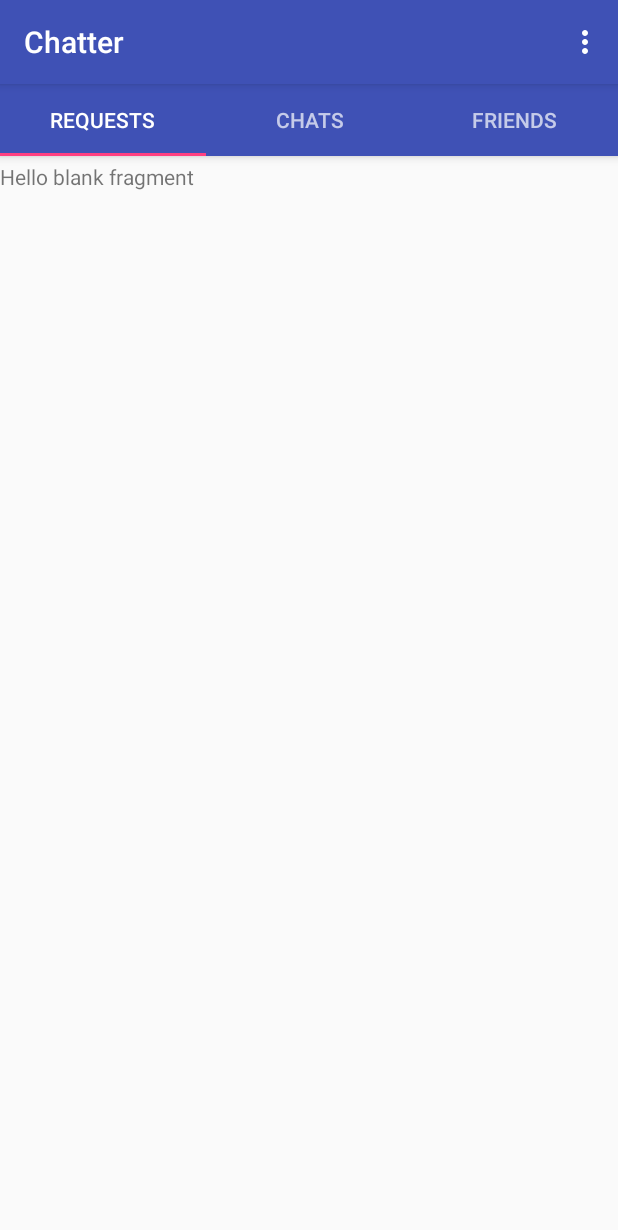
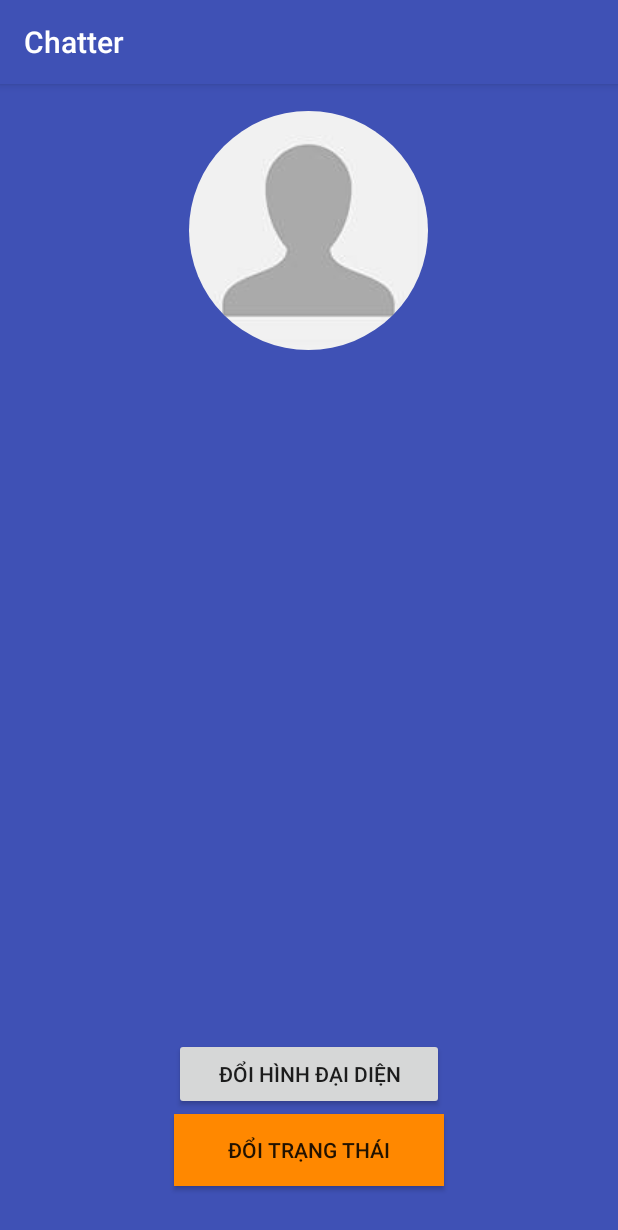
Before and after one commit to 4nmt/Chatter, an Android app: the screen it shows after launch once a user with an empty profile is signed in (MainActivity before the commit, SettingsActivity after it), in the options menu, after a tap on "Cài đặt", on a phone screen of 412 x 824 dp. Shown: the top 1230 px of the screen. Run offline under Robolectric (Android 15) with nearby library versions, the phone set to English and light mode, and no system bars; our stand-ins replace CircleImageView, Firebase (no records; nobody signed in at launch, a user with empty details on screens opened directly); 4 statements that could not run were skipped.

Commit message:
update to change status

```diff
--- a/app/build.gradle
+++ b/app/build.gradle
@@ -23,11 +23,13 @@ dependencies {
     implementation 'com.android.support:appcompat-v7:26.1.0'
     implementation 'com.android.support:design:26.1.0'
 
+    implementation 'com.google.firebase:firebase-messaging:15.0.0'
     implementation 'com.android.support.constraint:constraint-layout:1.1.0'
     implementation 'com.google.firebase:firebase-auth:15.0.0'
-    // compile 'com.google.firebase:firebase-core:15.0.0'
-
+    implementation 'com.google.firebase:firebase-core:15.0.0'
+    implementation 'de.hdodenhof:circleimageview:2.2.0'
     implementation 'com.android.support:support-v4:26.1.0'
+    implementation 'com.google.firebase:firebase-database:15.0.0'
     testImplementation 'junit:junit:4.12'
     androidTestImplementation 'com.android.support.test:runner:1.0.2'
     androidTestImplementation 'com.android.support.test.espresso:espresso-core:3.0.2'
--- a/app/src/main/java/com/example/luffy/chatter/MainActivity.java
+++ b/app/src/main/java/com/example/luffy/chatter/MainActivity.java
@@ -70,6 +70,11 @@ public class MainActivity extends AppCompatActivity {
             mAuth.signOut();
             LogOutUser();
         }
+        if(item.getItemId() == R.id.btn_setting){
+            Intent settingsIntent = new Intent(MainActivity.this,SettingsActivity.class);
+            startActivity(settingsIntent);
+           // finish();
+        }
         return  true;
     }
 
--- /dev/null
+++ b/app/src/main/java/com/example/luffy/chatter/SettingsActivity.java
@@ -0,0 +1,99 @@
+package com.example.luffy.chatter;
+
+import android.content.Intent;
+import android.support.v7.app.AppCompatActivity;
+import android.os.Bundle;
+import android.view.View;
+import android.widget.Button;
+import android.widget.TextView;
+import android.widget.Toast;
+
+import com.google.firebase.auth.FirebaseAuth;
+import com.google.firebase.auth.FirebaseUser;
+import com.google.firebase.database.DataSnapshot;
+import com.google.firebase.database.DatabaseError;
+import com.google.firebase.database.DatabaseReference;
+import com.google.firebase.database.FirebaseDatabase;
+import com.google.firebase.database.ValueEventListener;
+
+import java.util.HashMap;
+
+import de.hdodenhof.circleimageview.CircleImageView;
+
+public class SettingsActivity extends AppCompatActivity {
+
+    private DatabaseReference mUserDatabase;
+    private FirebaseUser mCurrentUser;
+
+
+    // android layout
+
+    private CircleImageView mDisplayImage;
+    private TextView mName;
+    private TextView mStatus;
+
+    Button btn_change_image;
+    Button btn_change_status;
+    @Override
+    protected void onCreate(Bundle savedInstanceState) {
+        super.onCreate(savedInstanceState);
+        setContentView(R.layout.activity_settings);
+
+        mDisplayImage = (CircleImageView) findViewById(R.id.setting_image);
+        mName = (TextView) findViewById(R.id.setting_display_name);
+        mStatus = (TextView) findViewById(R.id.setting_status);
+        btn_change_image = (Button) findViewById(R.id.btn_setting_avatar);
+        btn_change_status =(Button) findViewById(R.id.btn_setting_status);
+
+        btn_change_status.setOnClickListener(new View.OnClickListener() {
+            @Override
+            public void onClick(View v) {
+
+                String status_value = mStatus.getText().toString();
+
+                Intent statusIntent = new Intent(SettingsActivity.this,StatusActivity.class);
+                statusIntent.putExtra("status_value", status_value);
+                startActivity(statusIntent);
+            }
+        });
+
+        btn_change_image.setOnClickListener(new View.OnClickListener() {
+            @Override
+            public void onClick(View v) {
+
+            }
+        });
+
+
+        FirebaseUser current_user = FirebaseAuth.getInstance().getCurrentUser();
+        String uid = current_user.getUid();
+
+        mUserDatabase = FirebaseDatabase.getInstance().getReference().child("User").child(uid);
+
+        mUserDatabase.addValueEventListener(new ValueEventListener() {
+            @Override
+            public void onDataChange(DataSnapshot dataSnapshot) {
+
+                String name = dataSnapshot.child("name").getValue().toString();
+                String image = dataSnapshot.child("image").getValue().toString();
+                String status = dataSnapshot.child("status").getValue().toString();
+                String thumb_image = dataSnapshot.child("thumb_image").getValue().toString();
+
+
+                mName.setText(name);
+                mStatus.setText(status);
+
+            }
+
+            @Override
+            public void onCancelled(DatabaseError databaseError) {
+
+            }
+        });
+
+
+
+
+
+    }
+}
--- a/app/src/main/java/com/example/luffy/chatter/StartActivity.java
+++ b/app/src/main/java/com/example/luffy/chatter/StartActivity.java
@@ -24,10 +24,7 @@ public class StartActivity extends AppCompatActivity {
             @Override
             public void onClick(View v) {
                 Intent loginIntent = new Intent(StartActivity.this,LoginActivity.class);
-                loginIntent.addFlags( Intent.FLAG_ACTIVITY_NEW_TASK | Intent.FLAG_ACTIVITY_CLEAR_TASK);
                 startActivity(loginIntent);
-
-                finish();
             }
         });
 
@@ -35,10 +32,7 @@ public class StartActivity extends AppCompatActivity {
             @Override
             public void onClick(View v) {
                 Intent registerIntent = new Intent(StartActivity.this,RegisterActivity.class);
-                registerIntent.addFlags( Intent.FLAG_ACTIVITY_NEW_TASK  | Intent.FLAG_ACTIVITY_CLEAR_TASK);
                 startActivity(registerIntent);
-
-                finish();
             }
         });
 
--- /dev/null
+++ b/app/src/main/res/layout/activity_settings.xml
@@ -0,0 +1,61 @@
+<?xml version="1.0" encoding="utf-8"?>
+<RelativeLayout xmlns:android="http://schemas.android.com/apk/res/android"
+    xmlns:app="http://schemas.android.com/apk/res-auto"
+    xmlns:tools="http://schemas.android.com/tools"
+    android:layout_width="match_parent"
+    android:layout_height="match_parent"
+    android:background="@color/colorPrimary"
+    tools:context=".SettingsActivity">
+
+    <de.hdodenhof.circleimageview.CircleImageView
+        android:id="@+id/setting_image"
+        android:layout_width="wrap_content"
+        android:layout_height="wrap_content"
+        android:layout_alignParentTop="true"
+        android:layout_centerHorizontal="true"
+        android:layout_marginTop="18dp"
+        android:src="@drawable/avatar_default" />
+
+    <TextView
+        android:id="@+id/setting_display_name"
+        android:layout_width="wrap_content"
+        android:layout_height="wrap_content"
+        android:layout_alignParentTop="true"
+
+
+        android:layout_centerHorizontal="true"
+        android:layout_marginTop="187dp"
+        android:text="Tên hiển thị"
+        android:textColor="@android:color/background_light"
+        android:textSize="24sp" />
+
+    <TextView
+        android:id="@+id/setting_status"
+        android:layout_width="wrap_content"
+        android:layout_height="wrap_content"
+        android:layout_alignParentTop="true"
+        android:layout_centerHorizontal="true"
+        android:layout_marginTop="226dp"
+        android:text="Xin chào"
+        android:textColor="@android:color/background_light" />
+
+    <Button
+        android:id="@+id/btn_setting_avatar"
+        android:layout_width="180dp"
+        android:layout_height="wrap_content"
+        android:layout_alignParentBottom="true"
+        android:layout_centerHorizontal="true"
+        android:layout_marginBottom="84dp"
+        android:text="Đổi hình đại diện" />
+
+    <Button
+        android:id="@+id/btn_setting_status"
+        android:layout_width="180dp"
+        android:layout_height="wrap_content"
+        android:layout_alignParentBottom="true"
+        android:layout_centerHorizontal="true"
+        android:layout_marginBottom="33dp"
+        android:background="@android:color/holo_orange_dark"
+        android:text="Đổi trạng thái" />
+
+</RelativeLayout>
--- a/app/src/main/res/values/colors.xml
+++ b/app/src/main/res/values/colors.xml
@@ -2,5 +2,5 @@
 <resources>
     <color name="colorPrimary">#3F51B5</color>
     <color name="colorPrimaryDark">#303F9F</color>
-    <color name="colorAccent">#FF4081</color>
+    <color name="colorAccent">#ff4081</color>
 </resources>
```
Also changed, not shown: app/src/main/AndroidManifest.xml (+13 -8 lines), app/src/main/java/com/example/luffy/chatter/LoginActivity.java (+4 -14 lines), app/src/main/java/com/example/luffy/chatter/RegisterActivity.java (+31 -18 lines), app/src/main/java/com/example/luffy/chatter/StatusActivity.java (added, +76 -0 lines), app/src/main/res/layout/activity_status.xml (added, +35 -0 lines), app/src/main/res/drawable/avatar_default.jpg (added).
